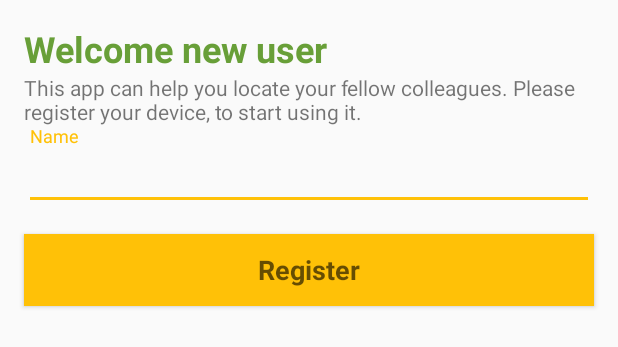
After one commit to INAETICS/AILS_Demonstrator, an Android app: the layout activity_register.xml on its own in the app's theme, with its tools: preview values and no code run, on a phone screen of 412 x 824 dp. The commit adds this screen. Shown: the top 347 px of the screen. Run offline under Robolectric (Android 15) with nearby library versions, the phone set to English and light mode, and no system bars.

Commit message:
Updated Android look and feel

```diff
--- a/org.inaetics.ails.android/app/build.gradle
+++ b/org.inaetics.ails.android/app/build.gradle
@@ -45,7 +45,7 @@ dependencies {
 
     compile 'org.apache.felix:org.apache.felix.framework:5.4.0'
     compile 'org.apache.felix:org.apache.felix.dependencymanager:4.2.0'
-    //    compile 'org.apache.felix:org.apache.felix.configadmin:1.0.1'
+    compile 'org.apache.felix:org.apache.felix.configadmin:1.0.1'
 
     compile fileTree(include: 'org.inaetics.ails.api.server.*.jar', dir: '../../org.inaetics.ails.api/generated')
     compile fileTree(include: 'org.inaetics.ails.api.common.model.jar', dir: '../../org.inaetics.ails.api/generated')
--- a/org.inaetics.ails.android/app/src/main/AndroidManifest.xml
+++ b/org.inaetics.ails.android/app/src/main/AndroidManifest.xml
@@ -16,7 +16,9 @@
                 <category android:name="android.intent.category.LAUNCHER"/>
             </intent-filter>
         </activity>
-        <activity android:name=".RegisterActivity">
+        <activity
+                android:name=".RegisterActivity"
+                android:label="@string/title_activity_register">
         </activity>
     </application>
 
--- /dev/null
+++ b/org.inaetics.ails.android/app/src/main/res/layout/activity_register.xml
@@ -0,0 +1,74 @@
+<LinearLayout xmlns:android="http://schemas.android.com/apk/res/android"
+              android:layout_width="match_parent"
+              android:layout_height="match_parent"
+              android:gravity="center_horizontal"
+              android:orientation="vertical"
+              android:clipToPadding="false">
+
+    <ProgressBar
+            android:id="@+id/register_progress"
+            style="?android:attr/progressBarStyleLarge"
+            android:layout_width="wrap_content"
+            android:layout_height="wrap_content"
+            android:layout_marginBottom="8dp"
+            android:visibility="gone"/>
+
+    <ScrollView
+            android:id="@+id/register_scroll"
+            android:layout_width="match_parent"
+            android:layout_height="match_parent">
+
+        <LinearLayout
+                android:id="@+id/register_form"
+                android:layout_width="match_parent"
+                android:layout_height="wrap_content"
+                android:orientation="vertical"
+                android:paddingBottom="@dimen/activity_vertical_margin"
+                android:paddingLeft="@dimen/activity_horizontal_margin"
+                android:paddingRight="@dimen/activity_horizontal_margin"
+                android:paddingTop="@dimen/activity_vertical_margin"
+                android:clipToPadding="false">
+
+            <TextView
+                    android:layout_width="match_parent"
+                    android:layout_height="wrap_content"
+                    android:text="@string/register_title"
+                    android:textStyle="bold"
+                    android:textSize="24dp"
+                    android:textColor="@color/green"/>
+
+            <TextView
+                    android:id="@+id/register_introduction"
+                    android:layout_width="match_parent"
+                    android:layout_height="wrap_content"
+                    android:text="@string/register_introduction"/>
+
+            <android.support.design.widget.TextInputLayout
+                    android:layout_width="match_parent"
+                    android:layout_height="wrap_content">
+
+                <EditText
+                        android:id="@+id/name"
+                        android:layout_width="match_parent"
+                        android:layout_height="wrap_content"
+                        android:hint="@string/prompt_name"
+                        android:inputType="textPersonName"
+                        android:maxLines="1"
+                        android:singleLine="true"/>
+
+            </android.support.design.widget.TextInputLayout>
+
+            <Button
+                    android:id="@+id/register_button"
+                    android:layout_width="match_parent"
+                    android:layout_height="wrap_content"
+                    android:layout_marginTop="16dp"
+                    android:text="@string/action_register"
+                    android:textStyle="bold"
+                    android:textAppearance="?android:textAppearanceMedium"
+                    android:background="@color/colorAccent"
+                    android:elevation="8dp"/>
+
+        </LinearLayout>
+    </ScrollView>
+</LinearLayout>
--- a/org.inaetics.ails.android/app/src/main/res/values/colors.xml
+++ b/org.inaetics.ails.android/app/src/main/res/values/colors.xml
@@ -1,6 +1,8 @@
 <?xml version="1.0" encoding="utf-8"?>
 <resources>
-    <color name="colorPrimary">#3F51B5</color>
-    <color name="colorPrimaryDark">#303F9F</color>
-    <color name="colorAccent">#FF4081</color>
+    <color name="colorPrimary">#2196F3</color>
+    <color name="colorPrimaryDark">#0D47A1</color>
+    <color name="colorAccent">#FFC107</color>
+    <color name="green">#689F38</color>
+    <color name="orange">#E65100</color>
 </resources>
--- /dev/null
+++ b/org.inaetics.ails.android/app/src/main/res/values/dimens.xml
@@ -0,0 +1,5 @@
+<resources>
+    <!-- Default screen margins, per the Android Design guidelines. -->
+    <dimen name="activity_horizontal_margin">16dp</dimen>
+    <dimen name="activity_vertical_margin">16dp</dimen>
+</resources>
--- a/org.inaetics.ails.android/app/src/main/res/values/strings.xml
+++ b/org.inaetics.ails.android/app/src/main/res/values/strings.xml
@@ -1,3 +1,14 @@
 <resources>
     <string name="app_name">AILS</string>
+    <string name="title_activity_register">Register</string>
+
+    <string name="server_unavailable">Connection failed. Please check your internet connection</string>
+
+    <string name="prompt_name">Name</string>
+    <string name="action_register">Register</string>
+    <string name="error_field_required">This field is required</string>
+
+    <string name="register_title">Welcome new user</string>
+    <string name="register_introduction">This app can help you locate your fellow colleagues.
+        Please register your device, to start using it.</string>
 </resources>
--- a/org.inaetics.ails.android/app/src/main/res/values/styles.xml
+++ b/org.inaetics.ails.android/app/src/main/res/values/styles.xml
@@ -1,8 +1,6 @@
 <resources>
 
-    <!-- Base application theme. -->
     <style name="AppTheme" parent="Theme.AppCompat.Light.DarkActionBar">
-        <!-- Customize your theme here. -->
         <item name="colorPrimary">@color/colorPrimary</item>
         <item name="colorPrimaryDark">@color/colorPrimaryDark</item>
         <item name="colorAccent">@color/colorAccent</item>
```
Also changed, not shown: org.inaetics.ails.android/app/src/main/java/org/inaetics/ails/android/FelixManager.java (+4 -4 lines), org.inaetics.ails.android/app/src/main/java/org/inaetics/ails/android/MainActivity.java (+40 -8 lines), org.inaetics.ails.android/app/src/main/java/org/inaetics/ails/android/RegisterActivity.java (+98 -37 lines), org.inaetics.ails.android/app/src/main/res/layout/activity_main.xml (added, +29 -0 lines), 2 other files.
